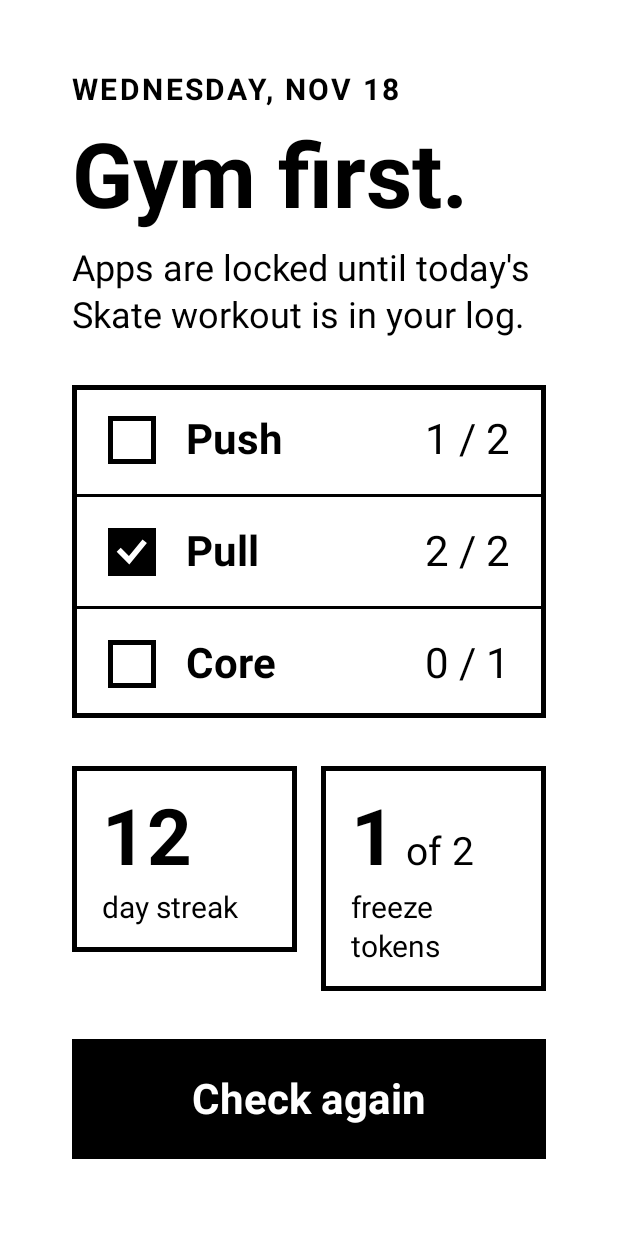
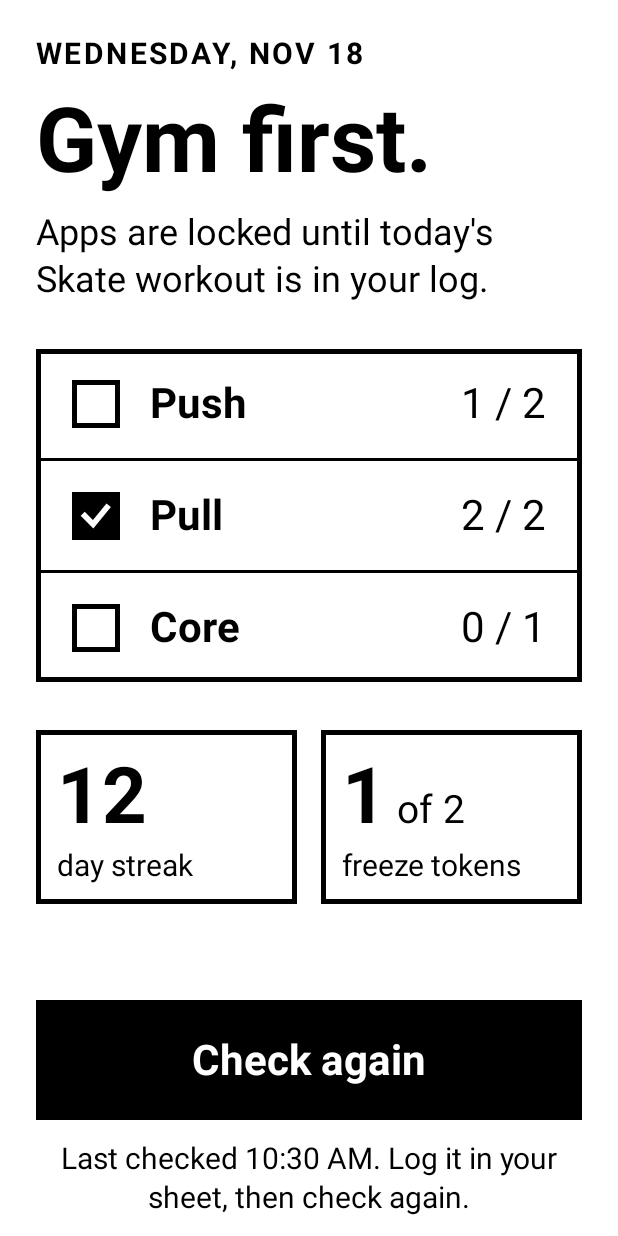
Before and after one commit to eldenmanking/tools, an Android app built with Jetpack Compose: the GateActivity screen opened directly, with no data from a screen before it, on a phone screen of 412 x 824 dp. Run offline under Robolectric (Android 15) with nearby library versions, the phone set to English and light mode, and no system bars.

Commit message:
Gym gate: the app never gates itself; size screens for the tablet
The app's own screen shows home whenever the status is for today,
with today's goals and "Check again" while it's blocked; the gate
covers only other apps. Screenshot tests now render at the tablet's
size (824x1648, 320 dpi), which showed the stat boxes wrapping and
the gate running off the screen: the gutter is now 24 dp and both
screens scroll when they don't fit.

Co-Authored-By: Claude Opus 5.5 <noreply@anthropic.com>
Claude-Session: https://claude.ai/code/session_01Fs7QcMntU1M7hRKdLfEGaG

```diff
--- a/android/goals/app/src/main/kotlin/goals/app/GoalsApp.kt
+++ b/android/goals/app/src/main/kotlin/goals/app/GoalsApp.kt
@@ -11,6 +11,7 @@ import goals.app.data.SampleStatusSource
 import goals.app.data.StatusSource
 import goals.app.data.StatusStore
 import goals.app.ui.GateScreen
+import goals.app.ui.HomeCheck
 import goals.app.ui.HomeScreen
 import goals.core.GateState
 import goals.core.StatusResult
@@ -23,7 +24,9 @@ import java.time.ZoneId
 /**
  * Shows the gate or the home screen for the cached status, and checks for a fresh one
  * on start and on "Check again". The screen only changes when the status does, so e-ink
- * redraws stay rare. [onOpen] runs when the gate state becomes Open (GateActivity finishes).
+ * redraws stay rare. [onOpen] is set in GateActivity and runs when the gate state becomes
+ * Open (it finishes). Without it this is the app's own screen, which never gates itself: it
+ * shows home whenever the status is for today, blocked or not.
  */
 @Composable
 fun GoalsApp(store: StatusStore, source: StatusSource, onOpen: (() -> Unit)? = null) {
@@ -57,12 +60,19 @@ fun GoalsApp(store: StatusStore, source: StatusSource, onOpen: (() -> Unit)? = n
     if (state == GateState.Open && onOpen != null) LaunchedEffect(Unit) { onOpen() }
 
     val status = cached
-    if (state == GateState.Open && status != null) {
+    val debugUnlock: (() -> Unit)? = if (BuildConfig.DEBUG && source === SampleStatusSource) {
+        { SampleStatusSource.markDone(); check() }
+    } else {
+        null
+    }
+    val home = status != null && (state == GateState.Open || (onOpen == null && state is GateState.Locked))
+    if (home && status != null) {
         HomeScreen(
             status = status,
             notice = notice,
             onSchedule = { notice = "The schedule editor comes in a later step." },
             onAllowlist = { notice = "The allowlist picker comes in a later step." },
+            check = HomeCheck(checking, error, check, debugUnlock),
         )
     } else {
         GateScreen(
@@ -72,11 +82,7 @@ fun GoalsApp(store: StatusStore, source: StatusSource, onOpen: (() -> Unit)? = n
             checking = checking,
             error = error,
             onCheckAgain = check,
-            onDebugUnlock = if (BuildConfig.DEBUG && source === SampleStatusSource) {
-                { SampleStatusSource.markDone(); check() }
-            } else {
-                null
-            },
+            onDebugUnlock = debugUnlock,
         )
     }
 }
--- a/android/goals/app/src/main/kotlin/goals/app/MainActivity.kt
+++ b/android/goals/app/src/main/kotlin/goals/app/MainActivity.kt
@@ -13,7 +13,8 @@ import goals.app.watch.WatchService
 
 /**
  * The app's own screen: the setup checklist until the required permissions are granted
- * (the optional ones until skipped), then the home screen or the gate. Starts the watcher.
+ * (the optional ones until skipped), then the home screen, which never gates the app itself.
+ * Starts the watcher.
  */
 class MainActivity : ComponentActivity() {
     private var missing by mutableStateOf(emptyList<Need>())
--- a/android/goals/app/src/main/kotlin/goals/app/ui/GateScreen.kt
+++ b/android/goals/app/src/main/kotlin/goals/app/ui/GateScreen.kt
@@ -1,6 +1,8 @@
 package goals.app.ui
 
 import androidx.compose.foundation.background
+import androidx.compose.foundation.rememberScrollState
+import androidx.compose.foundation.verticalScroll
 import androidx.compose.foundation.layout.Arrangement
 import androidx.compose.foundation.layout.Column
 import androidx.compose.foundation.layout.Row
@@ -34,7 +36,8 @@ fun GateScreen(
     onDebugUnlock: (() -> Unit)?,
 ) {
     Column(
-        modifier = Modifier.fillMaxSize().background(Ink.White).systemBarsPadding().padding(Ink.Gutter),
+        modifier = Modifier.fillMaxSize().background(Ink.White).systemBarsPadding()
+            .verticalScroll(rememberScrollState()).padding(Ink.Gutter),
         verticalArrangement = Arrangement.spacedBy(32.dp),
     ) {
         Column(verticalArrangement = Arrangement.spacedBy(12.dp)) {
@@ -49,7 +52,24 @@ fun GateScreen(
             )
         }
 
-        if (unknownReason == null && status != null && status.goalsProgress.isNotEmpty()) {
+        if (unknownReason == null && status != null) GoalsList(status)
+        if (status != null) {
+            Row(horizontalArrangement = Arrangement.spacedBy(16.dp)) {
+                StatBox("${status.streak}", "day streak", Modifier.weight(1f))
+                StatBox("${status.tokens}", "freeze tokens", Modifier.weight(1f), suffix = " of $MAX_TOKENS")
+            }
+        }
+
+        Spacer(Modifier.weight(1f))
+
+        CheckButtons(status, checking, error, onCheckAgain, onDebugUnlock)
+    }
+}
+
+/** Today's goals and progress, or a note when today's workout has no goals. */
+@Composable
+fun GoalsList(status: Status) {
+    if (status.goalsProgress.isNotEmpty()) {
         InkList(
             status.goalsProgress.map { g ->
                 @Composable {
@@ -66,19 +86,14 @@ fun GateScreen(
             },
         )
     }
-        if (unknownReason == null && status?.unknownWorkout == true) {
+    if (status.unknownWorkout) {
         InkText("\"${status.workout}\" isn't one of your workouts any more. Fix the goals, then check again.")
-        }
-
-        if (status != null) {
-            Row(horizontalArrangement = Arrangement.spacedBy(16.dp)) {
-                StatBox("${status.streak}", "day streak", Modifier.weight(1f))
-                StatBox("${status.tokens}", "freeze tokens", Modifier.weight(1f), suffix = " of $MAX_TOKENS")
     }
 }
 
-        Spacer(Modifier.weight(1f))
-
+/** "Check again" with when the status was last checked, and the debug unlock if given. */
+@Composable
+fun CheckButtons(status: Status?, checking: Boolean, error: String?, onCheckAgain: () -> Unit, onDebugUnlock: (() -> Unit)?) {
     Column(verticalArrangement = Arrangement.spacedBy(14.dp)) {
         if (onDebugUnlock != null) {
             InkButton("I finished (debug)", onDebugUnlock, Modifier.fillMaxWidth(), filled = false)
@@ -94,4 +109,3 @@ fun GateScreen(
         )
     }
 }
-}
--- a/android/goals/app/src/main/kotlin/goals/app/ui/Ink.kt
+++ b/android/goals/app/src/main/kotlin/goals/app/ui/Ink.kt
@@ -40,7 +40,7 @@ object Ink {
     val White = Color.White
     val Rule = 3.dp
     val ThinRule = 2.dp
-    val Gutter = 48.dp
+    val Gutter = 24.dp
 }
 
 @Composable
@@ -127,7 +127,7 @@ fun CheckMark(size: Dp, color: Color) {
 @Composable
 fun StatBox(value: String, label: String, modifier: Modifier = Modifier, suffix: String? = null) {
     Column(
-        modifier = modifier.border(Ink.Rule, Ink.Black).padding(horizontal = 20.dp, vertical = 18.dp),
+        modifier = modifier.border(Ink.Rule, Ink.Black).padding(horizontal = 14.dp, vertical = 14.dp),
         verticalArrangement = Arrangement.spacedBy(4.dp),
     ) {
         Row(verticalAlignment = Alignment.Bottom) {
```
Also changed, not shown: android/goals/app/src/main/kotlin/goals/app/ui/HomeScreen.kt (+32 -5 lines), 6 other files. Lines whose indentation alone changed are shown as unchanged.
